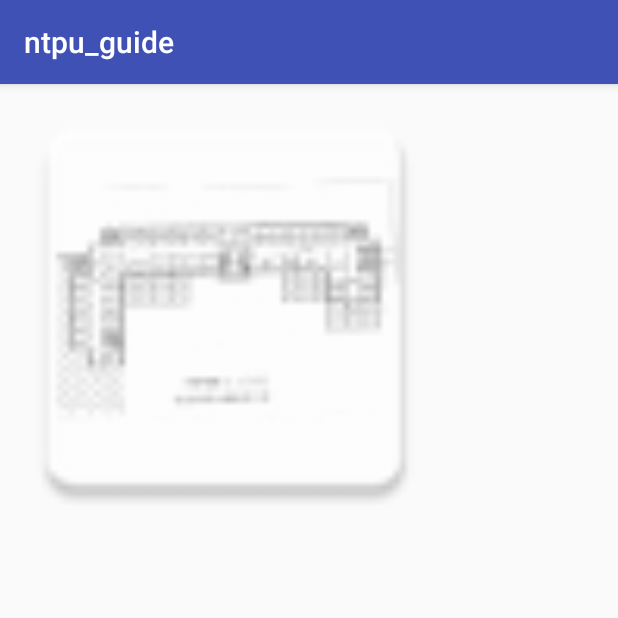
After one commit to travor20814/ANewProject_Guide, an Android app: the fragment floorDialog shown on its own in the app's theme, on a phone screen of 412 x 824 dp, the top half of it. The commit adds this screen. Run offline under Robolectric (Android 15) with nearby library versions, the phone set to English and light mode, and no system bars; 1 statement that could not run was skipped.

Commit message:
floorplan

```diff
--- /dev/null
+++ b/app/src/main/java/ntpu_dmcl/ntpu_guide/floorDialog.java
@@ -0,0 +1,40 @@
+package ntpu_dmcl.ntpu_guide;
+
+import android.app.DialogFragment;
+import android.content.DialogInterface;
+import android.os.Bundle;
+import android.view.LayoutInflater;
+import android.view.View;
+import android.view.ViewGroup;
+import android.widget.ImageView;
+
+/**
+ * Created by user on 2016/9/13.
+ */
+public class floorDialog extends DialogFragment {
+    public  floorDialog newInstance (int number){
+        floorDialog frag = new floorDialog();
+        Bundle args = new Bundle();
+        args.putInt("number", number);
+        frag.setArguments(args);
+        return frag;
+    }
+    @Override
+    public View onCreateView (final LayoutInflater inflater, ViewGroup container,
+                              Bundle savedInstanceState)
+    {  //******************************
+        final int number = getArguments().getInt("number");
+        final int[] floorPlans={R.mipmap.floor_plan_csie};
+        //*****************************
+        final View view = inflater.inflate(R.layout.floor_dialog, container);
+        ImageView imageView = (ImageView) view.findViewById(R.id.floorPlan);
+        imageView.setBackgroundResource(floorPlans[0]);
+
+        return view;
+    }
+    @Override
+    public void onCancel (DialogInterface dialog){
+        dismiss();
+
+    }
+}
--- /dev/null
+++ b/app/src/main/res/layout/floor_dialog.xml
@@ -0,0 +1,14 @@
+<?xml version="1.0" encoding="utf-8"?>
+<LinearLayout xmlns:android="http://schemas.android.com/apk/res/android"
+    android:orientation="vertical" android:layout_width="match_parent"
+    android:layout_height="match_parent">
+
+
+    <ImageView
+        android:layout_width="300dp"
+        android:layout_height="300dp"
+        android:id="@+id/floorPlan"
+        />
+
+
+</LinearLayout>
```
Also changed, not shown: app/src/main/java/ntpu_dmcl/ntpu_guide/MainActivity.java (+33 -5 lines), app/src/main/java/ntpu_dmcl/ntpu_guide/connectToSQL.java (added, +81 -0 lines), app/src/main/floor_plan_csie-web.png (added), app/src/main/res/mipmap-hdpi/floor_plan_csie.png (added), app/src/main/res/mipmap-mdpi/floor_plan_csie.png (added), app/src/main/res/mipmap-xhdpi/floor_plan_csie.png (added), app/src/main/res/mipmap-xxhdpi/floor_plan_csie.png (added), app/src/main/res/mipmap-xxxhdpi/floor_plan_csie.png (added), 1 other file.
